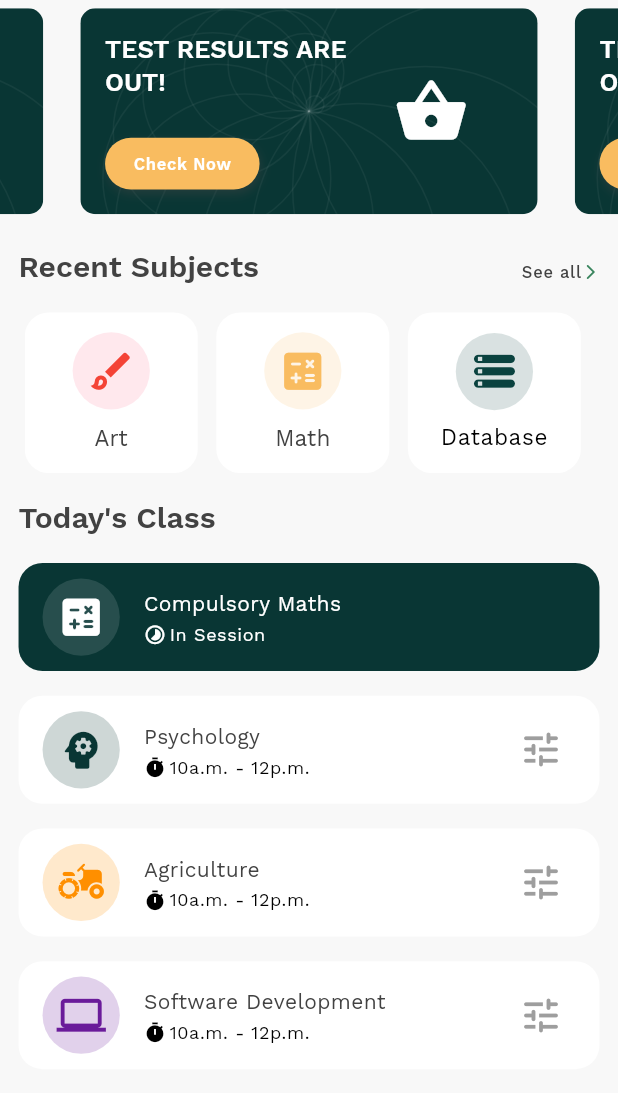
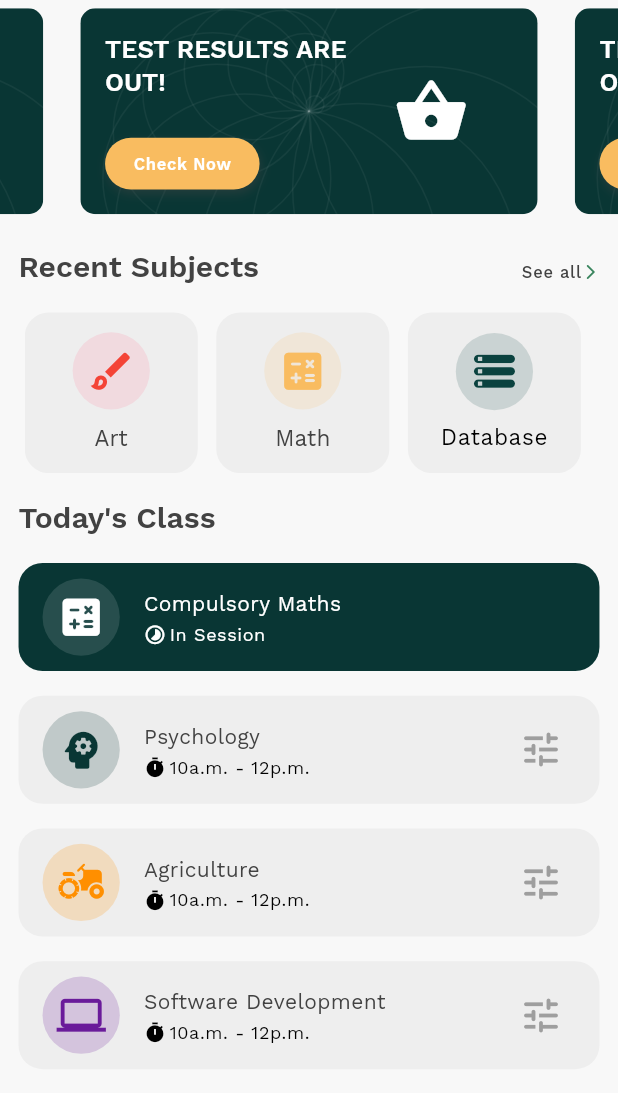
Before and after one commit to yellow-Flickr/classmate, a Flutter app: the Dashboard screen opened directly, on a phone screen of 412 x 824 dp. Shown: the top 1093 px of the screen. Run offline on Flutter 3.47's test engine with Material 3 defaults, Android fonts, the phone set to English and light mode, and no system bars; drawn by our look-alikes of carousel_slider; our stand-ins replace flutter_advanced_drawer, salomon_bottom_bar, sizer.

Commit message:
dark theme changes

```diff
--- a/lib/main.dart
+++ b/lib/main.dart
@@ -894,7 +894,7 @@ class Dashboard extends StatelessWidget {
                         decoration: ShapeDecoration(
                           shape: RoundedRectangleBorder(
                               borderRadius: BorderRadius.circular(16)),
-                          color: Colors.white,
+                          color: theme.colorScheme.primaryContainer,
                         ),
                         width: 28.w,
                         height: 13.h,
@@ -933,7 +933,7 @@ class Dashboard extends StatelessWidget {
                         decoration: ShapeDecoration(
                           shape: RoundedRectangleBorder(
                               borderRadius: BorderRadius.circular(16)),
-                          color: Colors.white,
+                          color: theme.colorScheme.primaryContainer,
                         ),
                         width: 28.w,
                         height: 13.h,
@@ -972,7 +972,7 @@ class Dashboard extends StatelessWidget {
                         decoration: ShapeDecoration(
                           shape: RoundedRectangleBorder(
                               borderRadius: BorderRadius.circular(16)),
-                          color: Colors.white,
+                          color: theme.colorScheme.primaryContainer,
                         ),
                         width: 28.w,
                         height: 13.h,
@@ -1121,7 +1121,7 @@ class Dashboard extends StatelessWidget {
                 ListTile(
                   shape: RoundedRectangleBorder(
                       borderRadius: BorderRadius.circular(16)),
-                  tileColor: Colors.white,
+                  tileColor: theme.colorScheme.primaryContainer,
                   leading: Container(
                     width: 12.5.w,
                     height: 12.5.w,
@@ -1165,7 +1165,7 @@ class Dashboard extends StatelessWidget {
                 ListTile(
                   shape: RoundedRectangleBorder(
                       borderRadius: BorderRadius.circular(16)),
-                  tileColor: Colors.white,
+                  tileColor: theme.colorScheme.primaryContainer,
                   leading: Container(
                     width: 12.5.w,
                     height: 12.5.w,
@@ -1209,7 +1209,7 @@ class Dashboard extends StatelessWidget {
                 ListTile(
                   shape: RoundedRectangleBorder(
                       borderRadius: BorderRadius.circular(16)),
-                  tileColor: Colors.white,
+                  tileColor: theme.colorScheme.primaryContainer,
                   leading: Container(
                     width: 12.5.w,
                     height: 12.5.w,
@@ -1352,7 +1352,7 @@ class Schedule extends StatelessWidget {
           padding: EdgeInsets.symmetric(horizontal: 5.w, vertical: 2.h),
           children: [
             Card.filled(
-              color: Colors.white,
+              color: theme.colorScheme.primaryContainer,
               shape: RoundedRectangleBorder(
                   borderRadius: BorderRadius.circular(16)),
               // margin: ,
@@ -1571,7 +1571,7 @@ class Schedule extends StatelessWidget {
                 ],
               ),
             ),       Card.filled(
-              color: Colors.white,
+              color: theme.colorScheme.primaryContainer,
               shape: RoundedRectangleBorder(
                   borderRadius: BorderRadius.circular(16)),
               // margin: ,
```
Also changed, not shown: lib/theme/light_mode.dart (line endings or trailing spaces), pubspec.lock.
